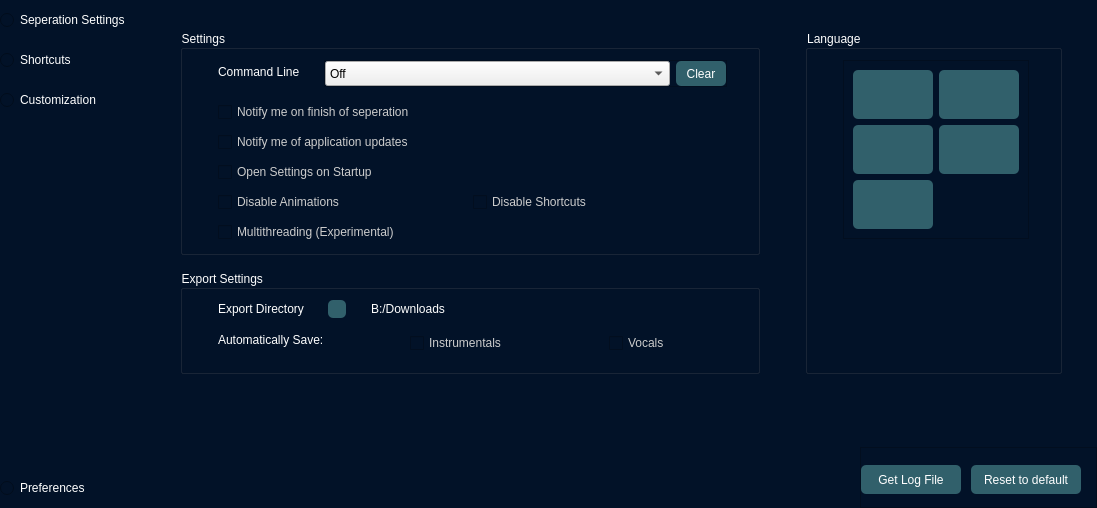
Anjok07/ultimatevocalremovergui, file ui_files/settingswindow.ui: the form before one commit.
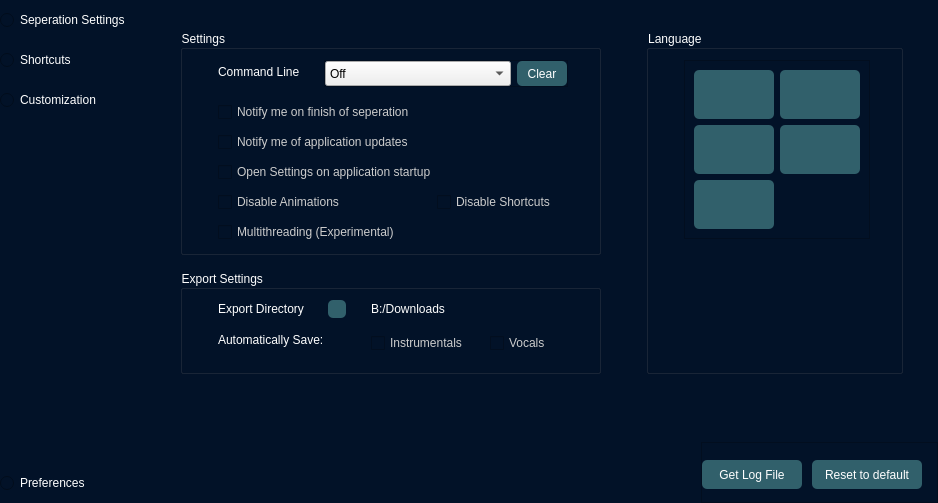
The form after the commit.

```diff
--- a/ui_files/settingswindow.ui
+++ b/ui_files/settingswindow.ui
@@ -9,8 +9,8 @@
    <rect>
     <x>0</x>
     <y>0</y>
-    <width>1097</width>
-    <height>508</height>
+    <width>938</width>
+    <height>503</height>
    </rect>
   </property>
   <property name="windowTitle">
@@ -1609,8 +1609,8 @@
               <rect>
                <x>0</x>
                <y>0</y>
-               <width>917</width>
-               <height>447</height>
+               <width>758</width>
+               <height>442</height>
               </rect>
              </property>
              <property name="minimumSize">
@@ -1908,7 +1908,7 @@
                              <item row="2" column="0">
                               <widget class="QCheckBox" name="checkBox_settingsStartup">
                                <property name="text">
-                                <string>Open Settings on Startup</string>
+                                <string>Open Settings on application startup</string>
                                </property>
                               </widget>
                              </item>
```
Left out of the diff: 66 changed lines with no effect on the pictures.
